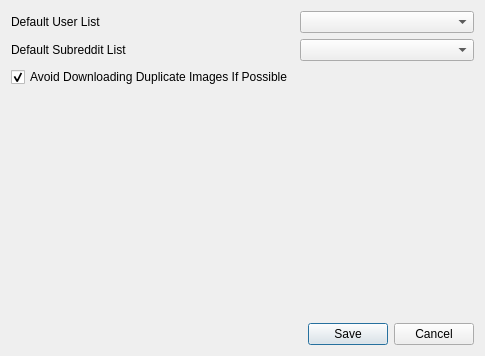
Qt form settings.ui (NSchrading/redditDataExtractor) before a commit.
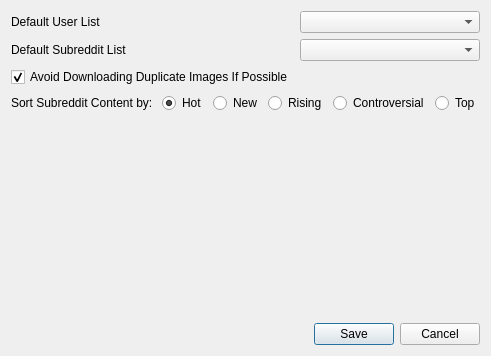
The same form after that commit.

Commit message: Started work on supporting downloading subreddit content.

```diff
--- a/settings.ui
+++ b/settings.ui
@@ -55,6 +55,55 @@
        </property>
       </widget>
      </item>
+     <item row="3" column="0" colspan="2">
+      <layout class="QHBoxLayout" name="horizontalLayout">
+       <item>
+        <widget class="QLabel" name="label">
+         <property name="text">
+          <string>Sort Subreddit Content by: </string>
+         </property>
+        </widget>
+       </item>
+       <item>
+        <widget class="QRadioButton" name="hotBtn">
+         <property name="text">
+          <string>Hot</string>
+         </property>
+         <property name="checked">
+          <bool>true</bool>
+         </property>
+        </widget>
+       </item>
+       <item>
+        <widget class="QRadioButton" name="newBtn">
+         <property name="text">
+          <string>New</string>
+         </property>
+        </widget>
+       </item>
+       <item>
+        <widget class="QRadioButton" name="risingBtn">
+         <property name="text">
+          <string>Rising</string>
+         </property>
+        </widget>
+       </item>
+       <item>
+        <widget class="QRadioButton" name="controversialBtn">
+         <property name="text">
+          <string>Controversial</string>
+         </property>
+        </widget>
+       </item>
+       <item>
+        <widget class="QRadioButton" name="topBtn">
+         <property name="text">
+          <string>Top</string>
+         </property>
+        </widget>
+       </item>
+      </layout>
+     </item>
     </layout>
    </item>
    <item>
```
The commit also changes 5 other files.
